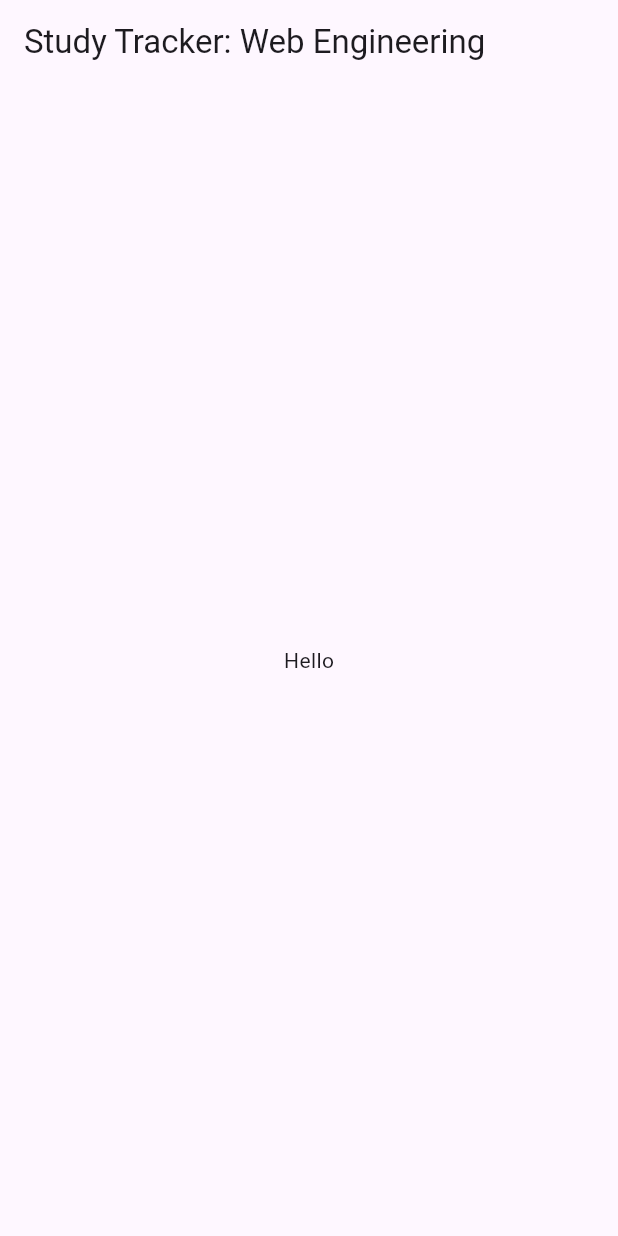
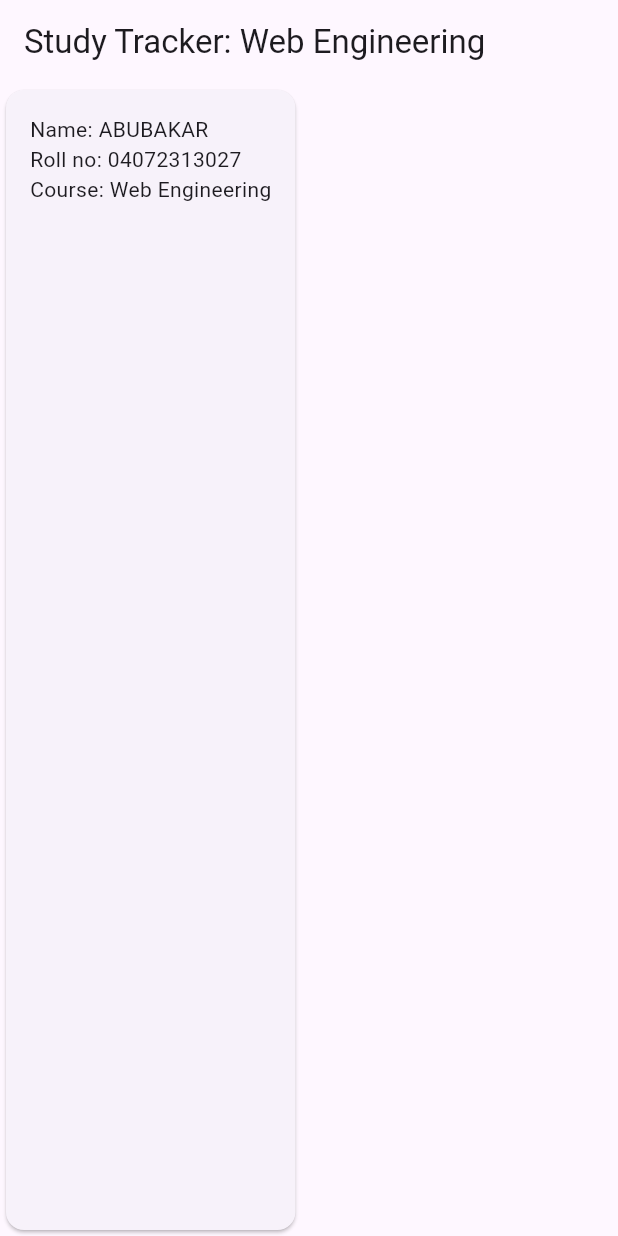
Before and after one commit to abubakar-aslam01/MAD_TASKS, a Flutter app: the screen it shows after launch, on a phone screen of 412 x 824 dp. Run offline on Flutter 3.47's test engine with Material 3 defaults, Android fonts, the phone set to English and light mode, and no system bars.

Commit message:
Flutter lab: step 2

```diff
--- a/flutter_lab/lib/main.dart
+++ b/flutter_lab/lib/main.dart
@@ -57,7 +57,40 @@
   Widget build(BuildContext context) {
     return Scaffold(
       appBar: AppBar(title: Text('Study Tracker: $course')),
-      body: const Center(child: Text('Hello')),
+      body: StudentCard(name: studentName, roll: rollNo, course: course),
+    );
+  }
+}
+
+class StudentCard extends StatelessWidget {
+  // Think (Step 2): fields are final because a StatelessWidget is immutable;
+  // without final the analyzer complains that a class with a const
+  // constructor must only have final fields.
+  final String name;
+  final String roll;
+  final String course;
+
+  const StudentCard({
+    super.key,
+    required this.name,
+    required this.roll,
+    required this.course,
+  });
+
+  @override
+  Widget build(BuildContext context) {
+    return Card(
+      child: Padding(
+        padding: const EdgeInsets.all(16),
+        child: Column(
+          crossAxisAlignment: CrossAxisAlignment.start,
+          children: [
+            Text('Name: $name', key: const Key('student-name')),
+            Text('Roll no: $roll', key: const Key('student-roll')),
+            Text('Course: $course', key: const Key('student-course')),
+          ],
+        ),
+      ),
     );
   }
 }
```
